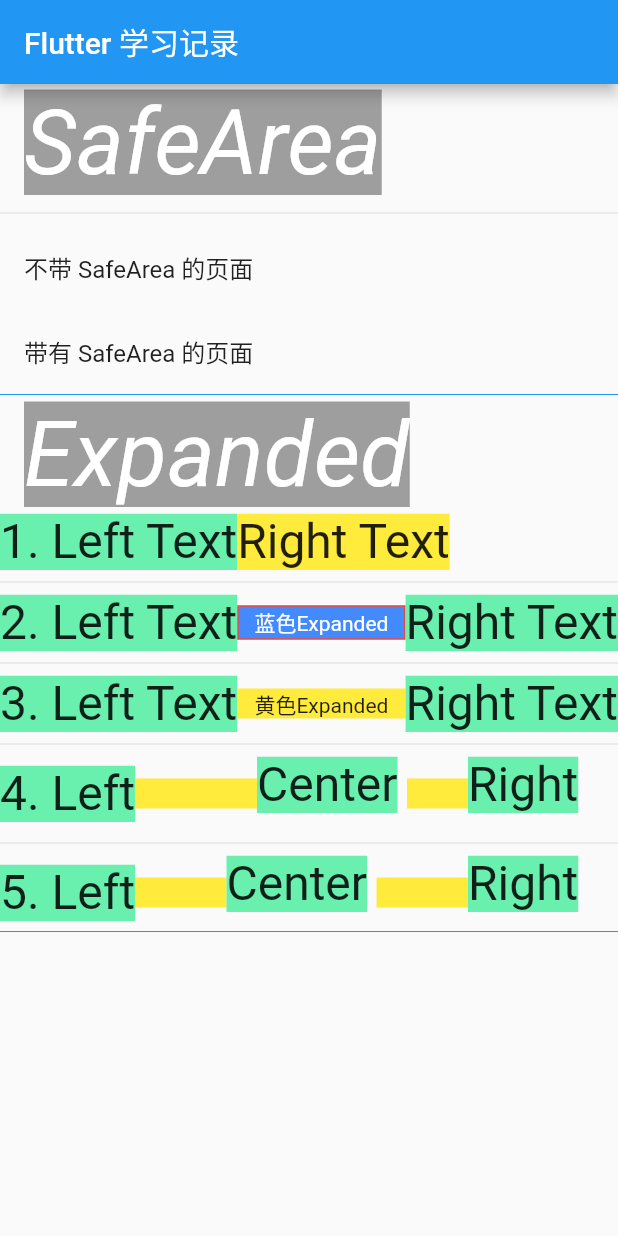
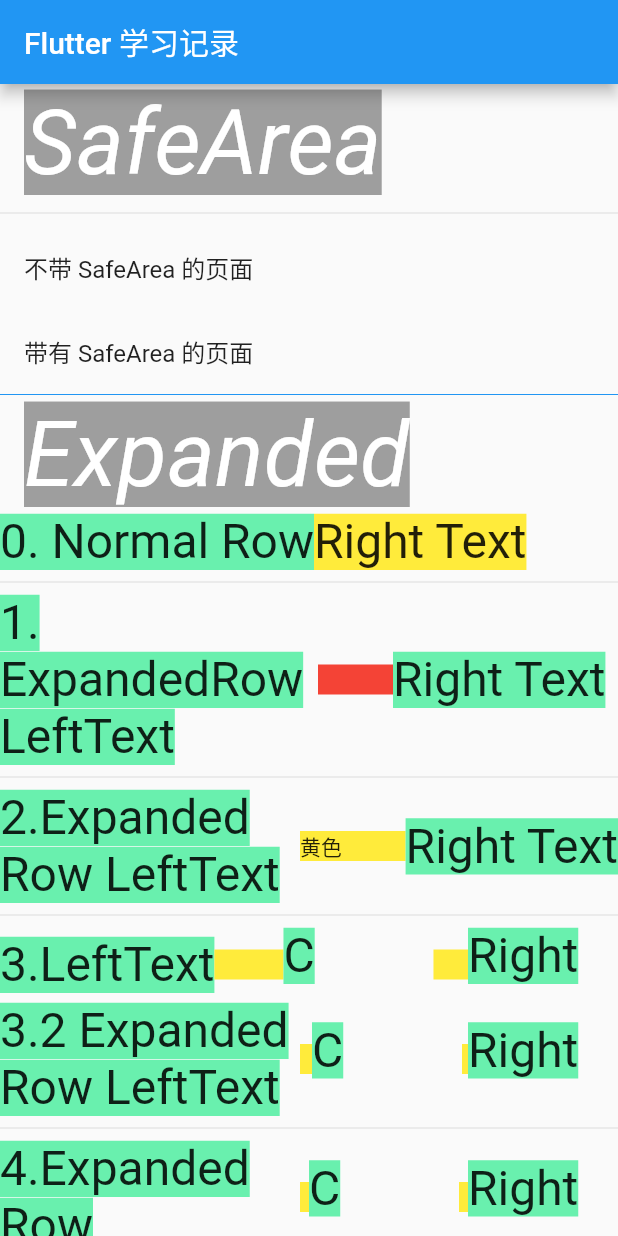
Before and after one commit to fluttercndev/FlutterLearningRecord, a Flutter app: the screen it shows after launch, on a phone screen of 412 x 824 dp. Run offline on Flutter 3.47's test engine with Material 2 defaults, Android fonts, the phone set to English and light mode, and no system bars.

Commit message:
补充Expanded

```diff
--- a/flutter_tutorial/lib/main.dart
+++ b/flutter_tutorial/lib/main.dart
@@ -43,11 +43,12 @@ class _MyHomePageState extends State<MyHomePage> {
           _sectionTypeListTile('Expanded'),
           _normalRow(),
           _normalDivider(),
-          _expandedRow(),
+          _expandedRow1(),
           _normalDivider(),
           _expandedRow2(),
           _normalDivider(),
           _expandedRow3(),
+          _expandedRow32(),
           _normalDivider(),
           _expandedRow4(),
           _sectionDivider(),
@@ -60,7 +61,7 @@ class _MyHomePageState extends State<MyHomePage> {
     return Row(
       children: <Widget>[
         Text(
-          '1. Left Text',
+          '0. Normal Row',
           style: TextStyle(fontSize: 32.0, backgroundColor: Colors.greenAccent),
         ),
         Text(
@@ -71,30 +72,39 @@ class _MyHomePageState extends State<MyHomePage> {
     );
   }
 
-  Row _expandedRow() {
+  Row _expandedRow1() {
     return Row(
       children: <Widget>[
-        Text(
-          '2. Left Text',
-          style: TextStyle(fontSize: 32.0, backgroundColor: Colors.greenAccent),
+        Container(
+          width: 212.0,
+          child: Text(
+            '1. ExpandedRow LeftText',
+            style:
+                TextStyle(fontSize: 32.0, backgroundColor: Colors.greenAccent),
+          ),
         ),
-        Expanded(
-            child: Container(
-          decoration: BoxDecoration(
-              color: Colors.blueAccent,
-              border: Border.all(style: BorderStyle.solid, color: Colors.red)),
-          child: Center(
-            child: Text(
-              '蓝色Expanded',
-              style: TextStyle(color: Colors.white),
-            ),
+        // Expanded(
+        //     child: Container(
+        //   decoration: BoxDecoration(
+        //       color: Colors.blueAccent,
+        //       border: Border.all(style: BorderStyle.solid, color: Colors.red)),
+        //   child: Center(
+        //     child: Text(
+        //       '蓝色Expanded',
+        //       style: TextStyle(color: Colors.white),
+        //     ),
+        //   ),
+        //   // color 不能和 decoration 同时使用
+        //   // color: Colors.blueGrey,
+        // )),
+        Expanded(child: Container(color: Colors.red, height: 20.0,)),
+        Container(
+          width: 150.0,
+          child: Text(
+            'Right Text',
+            style:
+                TextStyle(fontSize: 32.0, backgroundColor: Colors.greenAccent),
           ),
-          // color 不能和 decoration 同时使用
-          // color: Colors.blueGrey,
-        )),
-        Text(
-          'Right Text',
-          style: TextStyle(fontSize: 32.0, backgroundColor: Colors.greenAccent),
         )
       ],
     );
@@ -103,9 +113,12 @@ class _MyHomePageState extends State<MyHomePage> {
   Row _expandedRow2() {
     return Row(
       children: <Widget>[
-        Text(
-          '3. Left Text',
+        Container(
+          width: 200.0,
+          child: Text(
+          '2.Expanded Row LeftText',
           style: TextStyle(fontSize: 32.0, backgroundColor: Colors.greenAccent),
+        ),
         ),
         Expanded(
             child: Container(
@@ -125,7 +138,7 @@ class _MyHomePageState extends State<MyHomePage> {
     return Row(
       children: <Widget>[
         Text(
-          '4. Left',
+          '3.LeftText',
           style: TextStyle(fontSize: 32.0, backgroundColor: Colors.greenAccent),
         ),
         Expanded(
@@ -138,7 +151,51 @@ class _MyHomePageState extends State<MyHomePage> {
           width: 100.0,
           height: 50.0,
           child: Text(
-            'Center',
+            'C',
+            style:
+                TextStyle(fontSize: 32.0, backgroundColor: Colors.greenAccent),
+          ),
+        ),
+        Expanded(
+            flex: 1,
+            child: Container(
+              height: 20.0,
+              color: Colors.yellow,
+            )),
+        Container(
+          width: 100.0,
+          height: 50.0,
+          child: Text(
+            'Right',
+            style:
+                TextStyle(fontSize: 32.0, backgroundColor: Colors.greenAccent),
+          ),
+        ),
+      ],
+    );
+  }
+
+  Row _expandedRow32() {
+    return Row(
+      children: <Widget>[
+        Container(
+          width: 200.0,
+          child: Text(
+          '3.2 ExpandedRow LeftText',
+          style: TextStyle(fontSize: 32.0, backgroundColor: Colors.greenAccent),
+        ),
+        ),
+        Expanded(
+            flex: 2,
+            child: Container(
+              height: 20.0,
+              color: Colors.yellow,
+            )),
+        Container(
+          width: 100.0,
+          height: 50.0,
+          child: Text(
+            'C',
             style:
                 TextStyle(fontSize: 32.0, backgroundColor: Colors.greenAccent),
           ),
@@ -165,9 +222,12 @@ class _MyHomePageState extends State<MyHomePage> {
   Row _expandedRow4() {
     return Row(
       children: <Widget>[
-        Text(
-          '5. Left',
+        Container(
+          width: 200.0,
+          child: Text(
+          '4.Expanded Row',
           style: TextStyle(fontSize: 32.0, backgroundColor: Colors.greenAccent),
+        ),
         ),
         Expanded(
             flex: 1,
@@ -179,7 +239,7 @@ class _MyHomePageState extends State<MyHomePage> {
           width: 100.0,
           height: 50.0,
           child: Text(
-            'Center',
+            'C',
             style:
                 TextStyle(fontSize: 32.0, backgroundColor: Colors.greenAccent),
           ),
```
